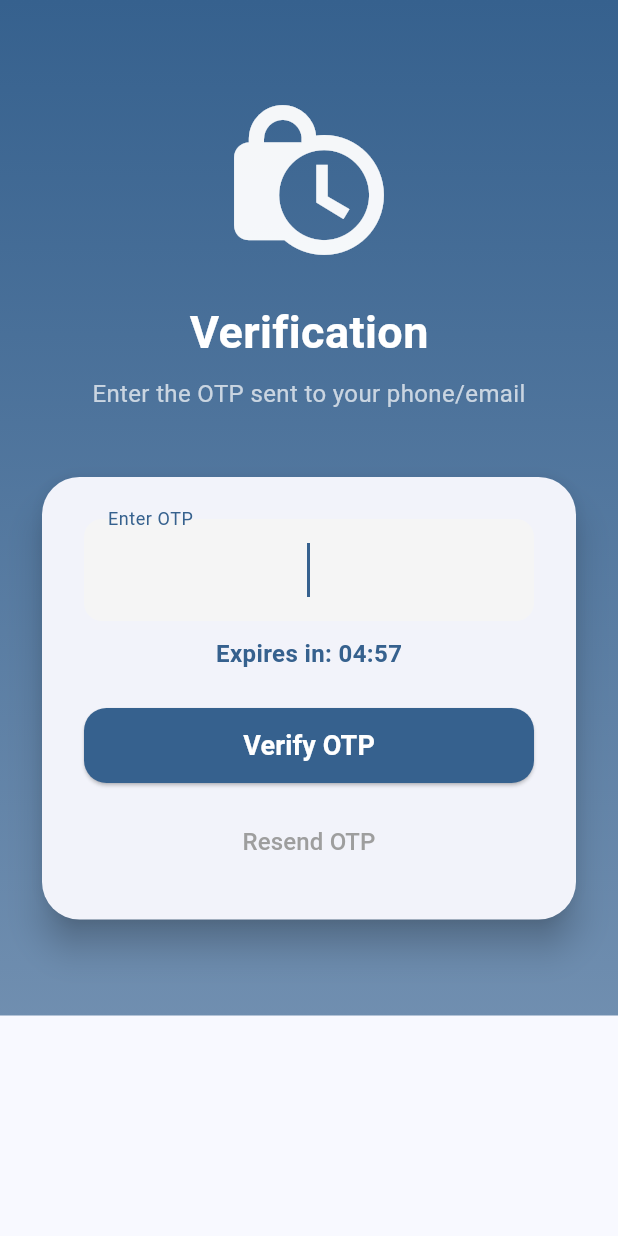
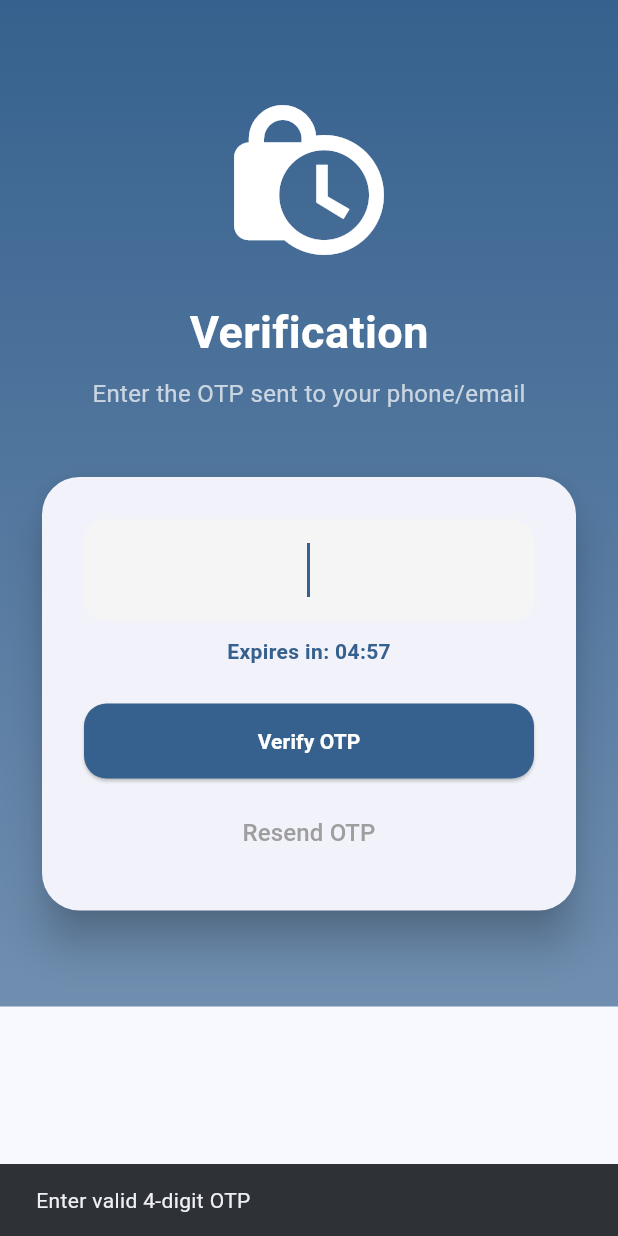
Before and after one commit to Villoride/Villo-UI-flutter, a Flutter app: the OtpPage screen opened directly with empty values, after a tap on "Verify OTP", on a phone screen of 412 x 824 dp. Run offline on Flutter 3.47's test engine with Material 3 defaults, Android fonts, the phone set to English and light mode, and no system bars; our stand-ins replace geocoding, google_maps_flutter.

Commit message:
login and otp correct -26-10-2025

```diff
--- a/lib/pages/otp_page.dart
+++ b/lib/pages/otp_page.dart
@@ -2,6 +2,7 @@ import 'dart:async';
 import 'dart:convert';
 import 'package:flutter/material.dart';
 import 'package:http/http.dart' as http;
+import 'ride_booking_page.dart'; // ✅ Add Navigation Route
 
 class OtpPage extends StatefulWidget {
   final int userId;
@@ -42,7 +43,12 @@ class _OtpPageState extends State<OtpPage> {
 
   Future<void> _verifyOtp() async {
     final otp = _otpController.text.trim();
-    if (otp.isEmpty) return;
+    if (otp.length != 4) {
+      ScaffoldMessenger.of(context).showSnackBar(
+        const SnackBar(content: Text("Enter valid 4-digit OTP")),
+      );
+      return;
+    }
 
     setState(() => _isLoading = true);
 
@@ -54,8 +60,12 @@ class _OtpPageState extends State<OtpPage> {
       );
 
       if (response.statusCode == 200) {
-        ScaffoldMessenger.of(context).showSnackBar(
-          const SnackBar(content: Text("Login successful!")),
+        // ✅ Navigate to Ride Booking Page after success
+        Navigator.pushReplacement(
+          context,
+          MaterialPageRoute(
+            builder: (context) => const RideBookingPage(),
+          ),
         );
       } else {
         ScaffoldMessenger.of(context).showSnackBar(
@@ -63,21 +73,34 @@ class _OtpPageState extends State<OtpPage> {
         );
       }
     } catch (e) {
-      ScaffoldMessenger.of(context).showSnackBar(
-        SnackBar(content: Text("Error: $e")),
-      );
+      ScaffoldMessenger.of(context)
+          .showSnackBar(SnackBar(content: Text("Error: $e")));
     } finally {
       setState(() => _isLoading = false);
     }
   }
 
   Future<void> _resendOtp() async {
-    ScaffoldMessenger.of(context)
-        .showSnackBar(const SnackBar(content: Text("OTP Resent")));
+    try {
+      final response = await http.post(
+        Uri.parse('http://192.168.1.2:8080/villo/auth/send-otp'),
+        headers: {'Content-Type': 'application/json'},
+        body: jsonEncode({'userId': widget.userId}),
+      );
+
+      if (response.statusCode == 200) {
         setState(() {
           _seconds = 300;
         });
         _startTimer();
+        ScaffoldMessenger.of(context).showSnackBar(
+          const SnackBar(content: Text("OTP Resent Successfully ✅")),
+        );
+      }
+    } catch (e) {
+      ScaffoldMessenger.of(context)
+          .showSnackBar(SnackBar(content: Text("Error: $e")));
+    }
   }
 
   @override
@@ -105,35 +128,28 @@ class _OtpPageState extends State<OtpPage> {
         ),
         child: SingleChildScrollView(
           child: Padding(
-            padding:
-            const EdgeInsets.symmetric(horizontal: 24.0, vertical: 60),
+            padding: const EdgeInsets.symmetric(horizontal: 24.0, vertical: 60),
             child: Column(
               crossAxisAlignment: CrossAxisAlignment.center,
               children: [
-                // OTP Illustration Image Placeholder
-                Icon(Icons.lock_clock,
-                    size: 120, color: Colors.white.withOpacity(0.95)),
+                Icon(Icons.lock_clock, size: 120, color: Colors.white),
                 const SizedBox(height: 20),
-                Text(
-                  "Verification",
+                Text("Verification",
                     style: const TextStyle(
                         fontSize: 30,
                         fontWeight: FontWeight.bold,
-                      color: Colors.white),
-                ),
+                        color: Colors.white)),
                 const SizedBox(height: 8),
                 Text(
                   "Enter the OTP sent to your phone/email",
+                  style: const TextStyle(fontSize: 16, color: Colors.white70),
                   textAlign: TextAlign.center,
-                  style: TextStyle(fontSize: 16, color: Colors.white70),
                 ),
                 const SizedBox(height: 40),
-
-                // OTP Input Card
                 Card(
                   shape: RoundedRectangleBorder(
                       borderRadius: BorderRadius.circular(25)),
-                  elevation: 10,
+                  elevation: 12,
                   child: Padding(
                     padding: const EdgeInsets.all(28.0),
                     child: Column(
@@ -147,27 +163,20 @@ class _OtpPageState extends State<OtpPage> {
                           style: const TextStyle(
                               fontSize: 24, letterSpacing: 10),
                           decoration: InputDecoration(
+                            filled: true,
                             counterText: "",
-                            filled: true,
                             fillColor: Colors.grey[100],
-                            labelText: "Enter OTP",
                             border: OutlineInputBorder(
-                                borderRadius: BorderRadius.circular(12),
+                                borderRadius: BorderRadius.circular(15),
                                 borderSide: BorderSide.none),
                           ),
                         ),
                         const SizedBox(height: 10),
-
-                        Text(
-                          "Expires in: $_timeDisplay",
+                        Text("Expires in: $_timeDisplay",
                             style: TextStyle(
-                              fontSize: 16,
                                 fontWeight: FontWeight.bold,
-                              color: theme.colorScheme.primary),
-                        ),
-
+                                color: theme.colorScheme.primary)),
                         const SizedBox(height: 25),
-
                         SizedBox(
                           width: double.infinity,
                           height: 50,
@@ -175,41 +184,37 @@ class _OtpPageState extends State<OtpPage> {
                             onPressed: _isLoading ? null : _verifyOtp,
                             style: ElevatedButton.styleFrom(
                               backgroundColor: theme.colorScheme.primary,
+                              foregroundColor: Colors.white,
                               shape: RoundedRectangleBorder(
-                                borderRadius: BorderRadius.circular(15),
-                              ),
+                                  borderRadius: BorderRadius.circular(15)),
                             ),
                             child: _isLoading
-                                ? const CircularProgressIndicator(color: Colors.white)
+                                ? const CircularProgressIndicator(
+                                color: Colors.white)
                                 : const Text(
                               "Verify OTP",
                               style: TextStyle(
-                                fontSize: 18,
-                                fontWeight: FontWeight.bold,
-                                color: Colors.white, // ✅ Ensure visible!
+                                  fontWeight: FontWeight.bold),
                             ),
                           ),
                         ),
-                        ),
-
-
-                        const SizedBox(height: 15),
+                        const SizedBox(height: 12),
                         TextButton(
-                          onPressed:
-                          _seconds == 0 ? _resendOtp : null,
+                          onPressed: _seconds == 0 ? _resendOtp : null,
                           child: Text(
                             "Resend OTP",
                             style: TextStyle(
                               fontSize: 16,
                               color: _seconds == 0
                                   ? theme.colorScheme.primary
-                                    : Colors.grey),
+                                  : Colors.grey,
+                            ),
                           ),
                         )
                       ],
                     ),
                   ),
-                ),
+                )
               ],
             ),
           ),
```
Also changed, not shown: lib/pages/map_page.dart (added, +81 -0 lines), lib/pages/ride_booking_page.dart (added, +122 -0 lines), pubspec.yaml (+5 -8 lines), pubspec.lock, 6 other files. Lines whose indentation alone changed are shown as unchanged.
